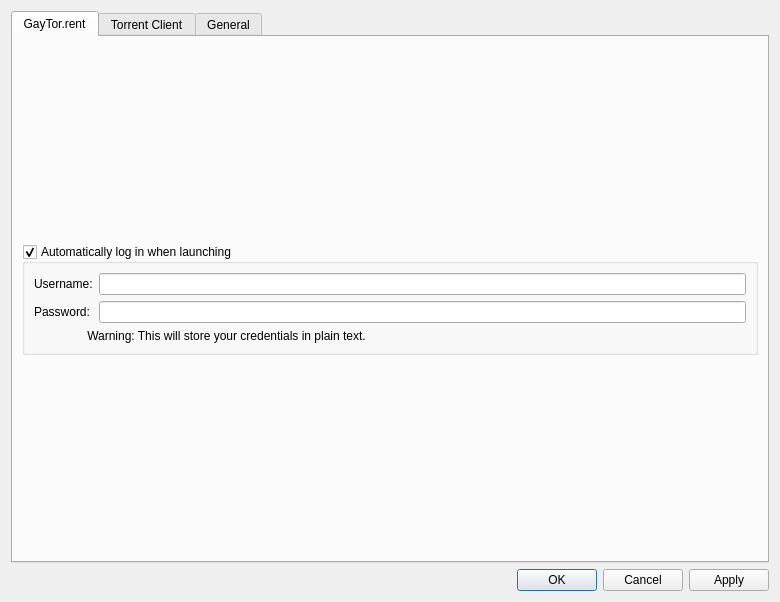
First picture: the form in src/settingswindow.ui, repository vancer0/guu-cpp, before the edit.
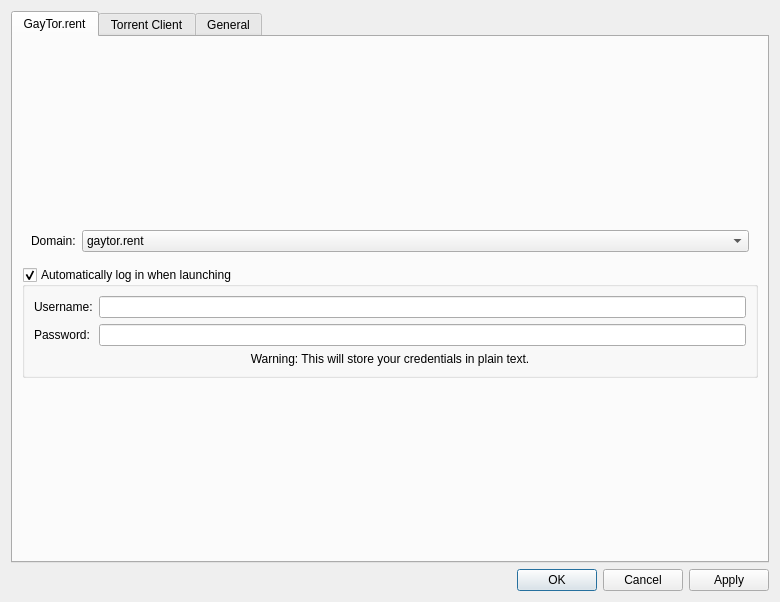
Second picture: the form after the edit. The open tabs and pages were chosen to show the change. Icons and pictures are not drawn.

Commit message: Add support for changing the domain

Diff of the .ui file:
```diff
--- a/src/settingswindow.ui
+++ b/src/settingswindow.ui
@@ -59,6 +59,57 @@
          </property>
         </spacer>
        </item>
+       <item>
+        <widget class="QWidget" name="horizontalWidget" native="true">
+         <layout class="QHBoxLayout" name="horizontalLayout_3">
+          <property name="leftMargin">
+           <number>9</number>
+          </property>
+          <property name="topMargin">
+           <number>9</number>
+          </property>
+          <property name="rightMargin">
+           <number>9</number>
+          </property>
+          <property name="bottomMargin">
+           <number>9</number>
+          </property>
+          <item>
+           <widget class="QLabel" name="domainLabel">
+            <property name="sizePolicy">
+             <sizepolicy hsizetype="Minimum" vsizetype="Preferred">
+              <horstretch>0</horstretch>
+              <verstretch>0</verstretch>
+             </sizepolicy>
+            </property>
+            <property name="text">
+             <string>Domain:</string>
+            </property>
+           </widget>
+          </item>
+          <item>
+           <widget class="QComboBox" name="domainSelect">
+            <property name="sizePolicy">
+             <sizepolicy hsizetype="Expanding" vsizetype="Fixed">
+              <horstretch>0</horstretch>
+              <verstretch>0</verstretch>
+             </sizepolicy>
+            </property>
+            <item>
+             <property name="text">
+              <string>gaytor.rent</string>
+             </property>
+            </item>
+            <item>
+             <property name="text">
+              <string>gaytorrent.ru</string>
+             </property>
+            </item>
+           </widget>
+          </item>
+         </layout>
+        </widget>
+       </item>
        <item>
         <widget class="QGroupBox" name="autoLogin">
          <property name="title">
@@ -152,6 +203,9 @@
             <property name="text">
              <string>                Warning: This will store your credentials in plain text.                </string>
             </property>
+            <property name="alignment">
+             <set>Qt::AlignmentFlag::AlignCenter</set>
+            </property>
            </widget>
           </item>
          </layout>
```
The commit also changes 7 other files.
